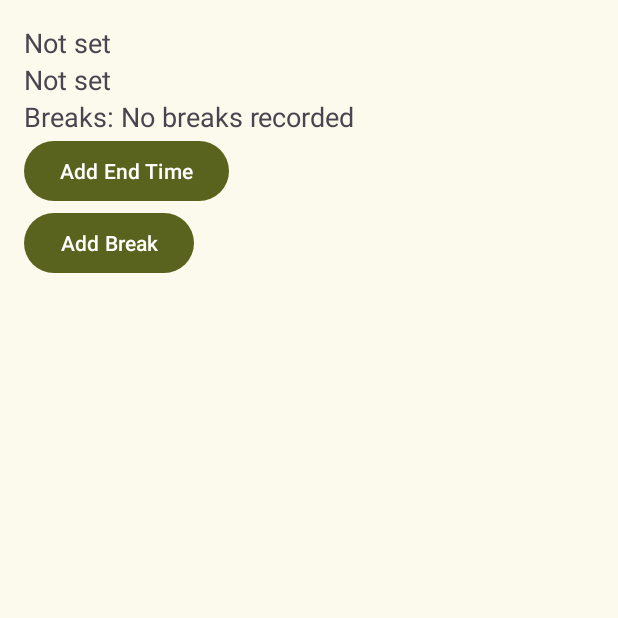
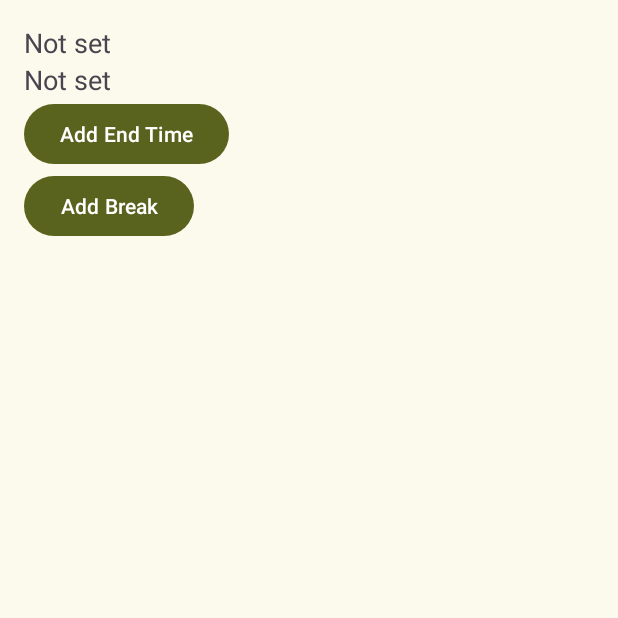
Before and after one commit to speier-v/stundenManager, an Android app: the DetailTimeActivity screen opened directly, with no data from a screen before it, on a phone screen of 412 x 824 dp, the top half of it. Run offline under Robolectric (Android 15) with nearby library versions, the phone set to English and light mode, and no system bars; our stand-ins replace Firebase (no records; nobody signed in at launch, a user with empty details on screens opened directly); 1 statement that could not run was skipped.

Commit message:
Remove unneccessary textview

```diff
--- a/app/src/main/java/com/albsig/stundenmanager/time/DetailTimeActivity.java
+++ b/app/src/main/java/com/albsig/stundenmanager/time/DetailTimeActivity.java
@@ -41,7 +41,6 @@ public class DetailTimeActivity extends AppCompatActivity implements BreakAdapte
 
     private TextView startTimeTextView;
     private TextView endTimeTextView;
-    private TextView breaksTextView;
     private Button addEndTimeButton;
     private Button addBreakButton;
     private RecyclerView breaksRecyclerView;
@@ -67,7 +66,6 @@ public class DetailTimeActivity extends AppCompatActivity implements BreakAdapte
 
         startTimeTextView = findViewById(R.id.startTimeTextView);
         endTimeTextView = findViewById(R.id.endTimeTextView);
-        breaksTextView = findViewById(R.id.breaksTextView);
         addEndTimeButton = findViewById(R.id.addEndTimeButton);
         addBreakButton = findViewById(R.id.addBreakButton);
         breaksRecyclerView = findViewById(R.id.breaksRecyclerView);
--- a/app/src/main/res/layout/activity_detail_time.xml
+++ b/app/src/main/res/layout/activity_detail_time.xml
@@ -17,13 +17,6 @@
         android:layout_width="wrap_content"
         android:layout_height="wrap_content"
         android:text="End Time: Not set"
-        android:textSize="18sp" />
-
-    <TextView
-        android:id="@+id/breaksTextView"
-        android:layout_width="wrap_content"
-        android:layout_height="wrap_content"
-        android:text="Breaks: No breaks recorded"
         android:textSize="18sp" />
 
     <Button
```
